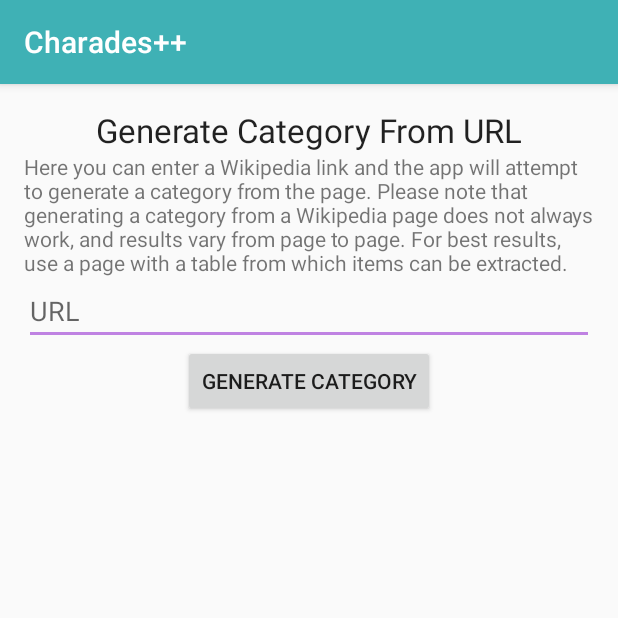
After one commit to debkbanerji/better-charades, an Android app: the GenerateActivity screen opened directly, with no data from a screen before it, on a phone screen of 412 x 824 dp, the top half of it. The commit adds this screen. Run offline under Robolectric (Android 15) with nearby library versions, the phone set to English and light mode, and no system bars.

Commit message:
Generate Category
Added "Generate Category" in progress feature.

```diff
--- a/BetterCharades/app/build.gradle
+++ b/BetterCharades/app/build.gradle
@@ -26,6 +26,9 @@ dependencies {
     testCompile 'junit:junit:4.12'
     compile 'com.android.support:appcompat-v7:23.4.0'
     compile 'com.android.support:design:23.4.0'
+    // jsoup HTML parser library @ http://jsoup.org/
+    compile 'org.jsoup:jsoup:1.9.2'
+
 }
 
 apply plugin: 'com.google.gms.google-services'
--- a/BetterCharades/app/src/main/AndroidManifest.xml
+++ b/BetterCharades/app/src/main/AndroidManifest.xml
@@ -29,7 +29,8 @@
         <activity android:name=".HelpActivity" />
         <activity android:name=".SettingsActivity" />
         <activity android:name=".MyCategories" />
-        <activity android:name=".EditCategoryActivity"></activity>
+        <activity android:name=".EditCategoryActivity" />
+        <activity android:name=".GenerateActivity"></activity>
     </application>
 
 </manifest>
--- a/BetterCharades/app/src/main/java/com/example/bettercharades/EditCategoryActivity.java
+++ b/BetterCharades/app/src/main/java/com/example/bettercharades/EditCategoryActivity.java
@@ -57,9 +57,15 @@ public class EditCategoryActivity extends AppCompatActivity {
             BufferedReader reader = new BufferedReader(new InputStreamReader(fis));
             String line = reader.readLine();
 
+
+
+
             while (line != null && !line.equals("")) {
                 itemList.add(line);
                 line = reader.readLine();
+//                Log.e("LINE NOT NULL", Boolean.toString(line != null));
+//                Log.e("LINE NOT \"\"", Boolean.toString(!line.equals("")));
+//                Log.e("CAUGHT LINE", line);
             }
         } catch (Exception e) {
             Log.e("Error", e.getMessage());
--- /dev/null
+++ b/BetterCharades/app/src/main/res/layout/activity_generate.xml
@@ -0,0 +1,47 @@
+<?xml version="1.0" encoding="utf-8"?>
+<RelativeLayout xmlns:android="http://schemas.android.com/apk/res/android"
+    xmlns:tools="http://schemas.android.com/tools"
+    android:layout_width="match_parent"
+    android:layout_height="match_parent"
+    android:paddingBottom="@dimen/activity_vertical_margin"
+    android:paddingLeft="@dimen/activity_horizontal_margin"
+    android:paddingRight="@dimen/activity_horizontal_margin"
+    android:paddingTop="@dimen/activity_vertical_margin"
+    tools:context="com.example.bettercharades.GenerateActivity">
+
+    <TextView
+        android:id="@+id/textView10"
+        android:layout_width="wrap_content"
+        android:layout_height="wrap_content"
+        android:layout_alignParentTop="true"
+        android:layout_centerHorizontal="true"
+        android:text="Generate Category From URL"
+        android:textAppearance="?android:attr/textAppearanceLarge" />
+
+    <TextView
+        android:id="@+id/textView2"
+        android:layout_width="wrap_content"
+        android:layout_height="wrap_content"
+        android:layout_alignParentLeft="true"
+        android:layout_alignParentStart="true"
+        android:layout_below="@+id/textView10"
+        android:text="@string/generate_text" />
+
+    <EditText
+        android:id="@+id/generateUrl"
+        android:layout_width="match_parent"
+        android:layout_height="wrap_content"
+        android:hint="URL"
+        android:inputType="textUri"
+        android:layout_below="@+id/textView2"
+        android:layout_alignParentLeft="true"
+        android:layout_alignParentStart="true" />
+
+    <Button
+        android:id="@+id/generateCategoryButton"
+        android:layout_width="wrap_content"
+        android:layout_height="wrap_content"
+        android:text="Generate Category"
+        android:layout_below="@+id/generateUrl"
+        android:layout_centerHorizontal="true" />
+</RelativeLayout>
--- a/BetterCharades/app/src/main/res/values/strings.xml
+++ b/BetterCharades/app/src/main/res/values/strings.xml
@@ -8,4 +8,5 @@
     <string name="download_prompt">Here you can download categories from the remote database. Note that any categories downloaded from the remote database will replace local categories of the same name.</string>
     <string name="help_prompt_0">Pick a category, then place your device on your forehead. It\'s up to your friends to help you guess what\'s displayed on the screen - without saying it\'s name. Tilt your device down if you manage to get it right, or up to pass.</string>
     <string name="help_prompt_1">Charades++ lets you create your own categories, as well as share your categories and download categories others have created.</string>
+    <string name="generate_text">Here you can enter a Wikipedia link and the app will attempt to generate a category from the page. Please note that generating a category from a Wikipedia page does not always work, and results vary from page to page. For best results, use a page with a table from which items can be extracted.</string>
 </resources>
```
Also changed, not shown: BetterCharades/app/src/main/java/com/example/bettercharades/GenerateActivity.java (added, +115 -0 lines), BetterCharades/app/src/main/java/com/example/bettercharades/HomeActivity.java (+11 -0 lines), BetterCharades/app/src/main/res/layout/content_choose.xml (+9 -1 lines).
